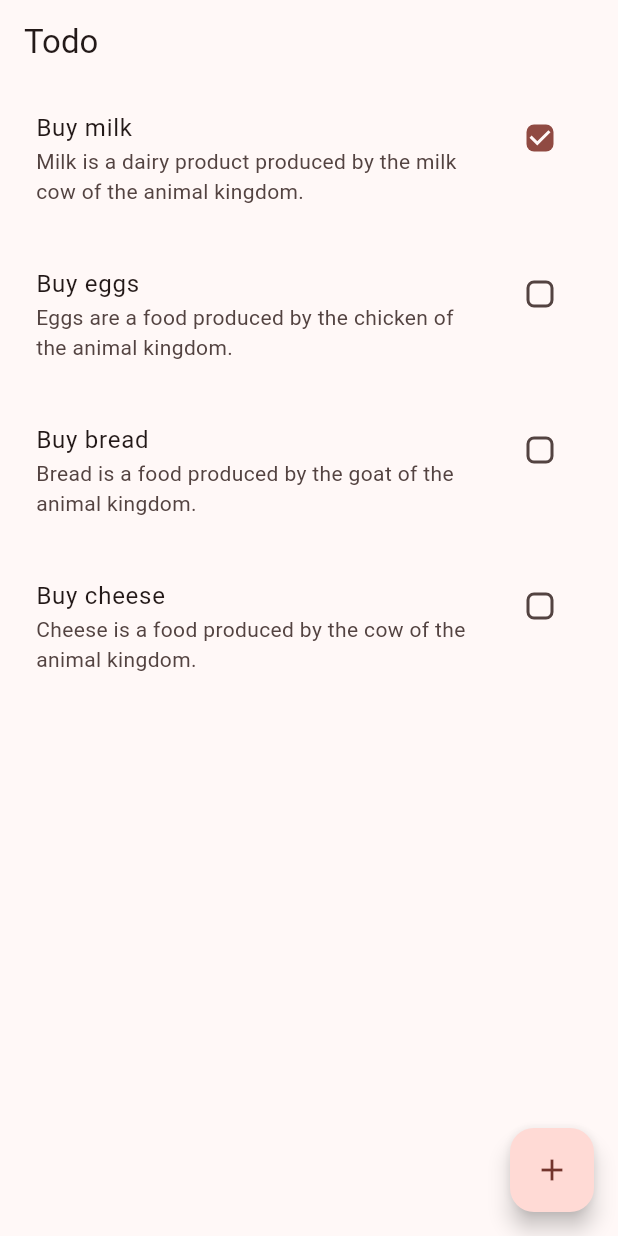
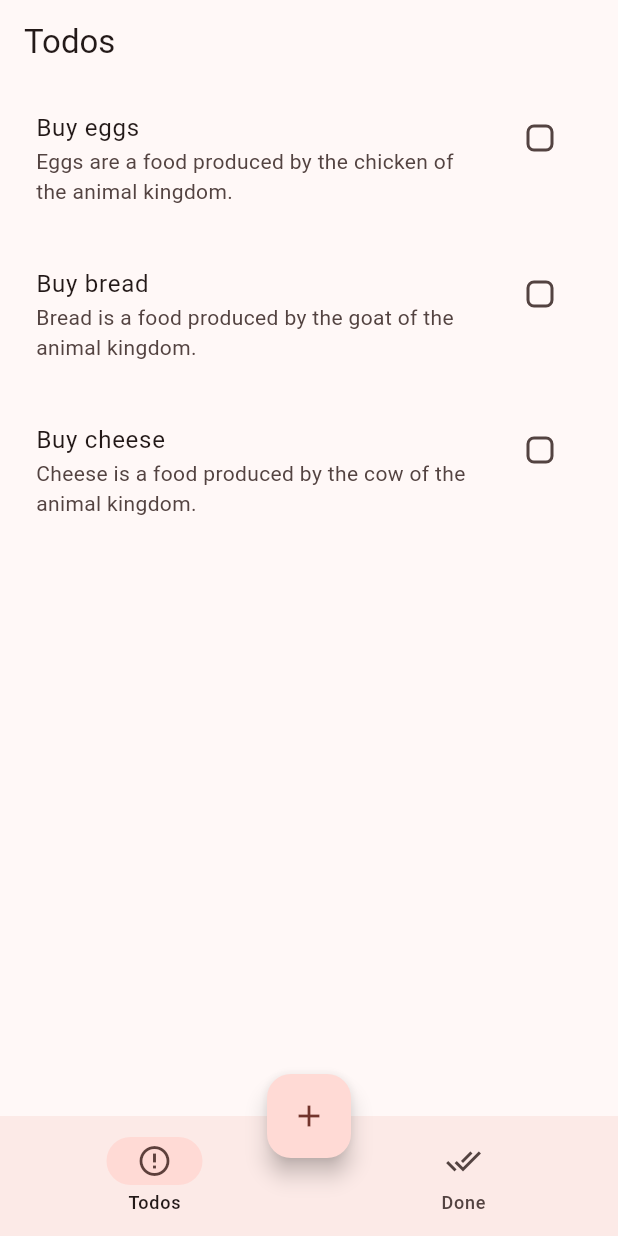
Before and after one commit to battistinidiego/todo_app, a Flutter app: the screen it shows after launch, after a tap on "Buy milk", on a phone screen of 412 x 824 dp. Run offline on Flutter 3.47's test engine with Material 2 defaults, Android fonts, the phone set to English and light mode, and no system bars.

Commit message:
done todos ui added

```diff
--- a/lib/routes/home_page.dart
+++ b/lib/routes/home_page.dart
@@ -1,7 +1,7 @@
 import 'package:flutter/material.dart';
 import 'package:provider/provider.dart';
-import 'package:todo_app/routes/info_page.dart';
 import 'package:todo_app/services/todo_service.dart';
+import 'package:todo_app/widgets/todo_list.dart';
 
 class HomePage extends StatefulWidget {
   const HomePage({Key? key}) : super(key: key);
@@ -11,50 +11,45 @@ class HomePage extends StatefulWidget {
 }
 
 class _HomePageState extends State<HomePage> {
+  int _selectedIndex = 0;
+  String _appBarTitle = 'Todos';
+
   @override
   Widget build(BuildContext context) {
     return Scaffold(
+      floatingActionButtonLocation: FloatingActionButtonLocation.centerDocked,
       floatingActionButton: FloatingActionButton(
-        // ignore: avoid_returning_null_for_void
-        onPressed: () => null,
-        child: const Icon(Icons.add),
+          onPressed: () => null, child: const Icon(Icons.add)),
+      appBar: AppBar(
+        title: Text(_appBarTitle),
       ),
-      appBar: AppBar(
-        title: const Text('Todo'),
+      bottomNavigationBar: NavigationBar(
+        selectedIndex: _selectedIndex,
+        onDestinationSelected: (int index) {
+          setState(() {
+            _selectedIndex = index;
+            _selectedIndex == 0
+                ? _appBarTitle = 'Todos'
+                : _appBarTitle = 'Done';
+          });
+        },
+        destinations: const [
+          NavigationDestination(
+            icon: Icon(Icons.error_outline),
+            label: 'Todos',
+          ),
+          NavigationDestination(
+            icon: Icon(Icons.done_all_outlined),
+            label: 'Done',
+          ),
+        ],
       ),
       body: Consumer<TodoService>(
-        builder: (context, todoService, _) => Center(
-          child: ListView.builder(
-              itemCount: todoService.items.length,
-              itemBuilder: (context, index) {
-                return Padding(
-                  padding: const EdgeInsets.all(8),
-                  child: GestureDetector(
-                    onLongPress: () => Navigator.push(
-                        context,
-                        MaterialPageRoute(
-                            builder: (context) =>
-                                InfoPage(item: todoService.items[index]))),
-                    child: CheckboxListTile(
-                        isThreeLine: true,
-                        value: todoService.items[index].completed,
-                        title: Text(todoService.items[index].title),
-                        subtitle: Text(todoService.items[index].description),
-                        activeColor: Theme.of(context).colorScheme.primary,
-                        checkColor: Theme.of(context).colorScheme.background,
-                        checkboxShape: RoundedRectangleBorder(
-                          borderRadius: BorderRadius.circular(5),
-                        ),
-                        shape: RoundedRectangleBorder(
-                          borderRadius: BorderRadius.circular(10),
-                        ),
-                        onChanged: (value) {
-                          todoService.complete(todoService.items[index]);
-                        }),
-                  ),
-                );
-              }),
-        ),
+        builder: ((context, value, child) {
+          return _selectedIndex == 0
+              ? TodoList(todoCollection: value.items)
+              : TodoList(todoCollection: value.doneItems);
+        }),
       ),
     );
   }
--- a/lib/services/todo_service.dart
+++ b/lib/services/todo_service.dart
@@ -27,25 +27,45 @@ class TodoService with ChangeNotifier {
           'Cheese is a food produced by the cow of the animal kingdom.',
     ),
   ];
+  final _doneItems = [
+    Todo(
+      title: 'Buy cat food',
+      description:
+          'Cat food is a dairy product produced by the milk cow of the animal kingdom.',
+      completed: true,
+    )
+  ];
+
+  UnmodifiableListView<Todo> get doneItems => UnmodifiableListView(_doneItems);
 
   UnmodifiableListView<Todo> get items => UnmodifiableListView(_items);
-
-  void add(Todo item) {
-    _items.add(item);
-  }
-
-  void remove(Todo item) {
-    _items.remove(item);
-  }
 
   void complete(Todo item) {
     if (item.completed) {
       item.completed = false;
+      waitAnimationThenRemove(_doneItems, item);
+      waitAnimationThenAdd(_items, item);
     } else {
       item.completedAt = DateTime.now();
       item.completed = true;
+      waitAnimationThenAdd(_doneItems, item);
+      waitAnimationThenRemove(_items, item);
     }
 
     notifyListeners();
   }
+
+  void waitAnimationThenRemove(List<Todo> collection, Todo item) {
+    Future.delayed(const Duration(milliseconds: 400), () {
+      collection.remove(item);
+      notifyListeners();
+    });
+  }
+
+  void waitAnimationThenAdd(List<Todo> collection, Todo item) {
+    Future.delayed(const Duration(milliseconds: 400), () {
+      collection.add(item);
+      notifyListeners();
+    });
+  }
 }
--- /dev/null
+++ b/lib/widgets/todo_list.dart
@@ -0,0 +1,49 @@
+import 'package:flutter/material.dart';
+import 'package:provider/provider.dart';
+import 'package:todo_app/models/todo.dart';
+import 'package:todo_app/routes/info_page.dart';
+import 'package:todo_app/services/todo_service.dart';
+
+class TodoList extends StatelessWidget {
+  final List<Todo> todoCollection;
+
+  const TodoList({Key? key, required this.todoCollection}) : super(key: key);
+
+  @override
+  Widget build(BuildContext context) {
+    return Center(
+      child: ListView.builder(
+          itemCount: todoCollection.length,
+          itemBuilder: (context, index) {
+            return Padding(
+              padding: const EdgeInsets.all(8),
+              child: GestureDetector(
+                onLongPress: () => Navigator.push(
+                    context,
+                    MaterialPageRoute(
+                        builder: (context) =>
+                            InfoPage(item: todoCollection[index]))),
+                child: CheckboxListTile(
+                    isThreeLine: true,
+                    value: todoCollection[index].completed,
+                    title: Text(todoCollection[index].title),
+                    subtitle: Text(todoCollection[index].description),
+                    activeColor: Theme.of(context).colorScheme.primary,
+                    checkColor: Theme.of(context).colorScheme.background,
+                    checkboxShape: RoundedRectangleBorder(
+                      borderRadius: BorderRadius.circular(5),
+                    ),
+                    shape: RoundedRectangleBorder(
+                      borderRadius: BorderRadius.circular(10),
+                    ),
+                    onChanged: (value) {
+                      context
+                          .read<TodoService>()
+                          .complete(todoCollection[index]);
+                    }),
+              ),
+            );
+          }),
+    );
+  }
+}
```
